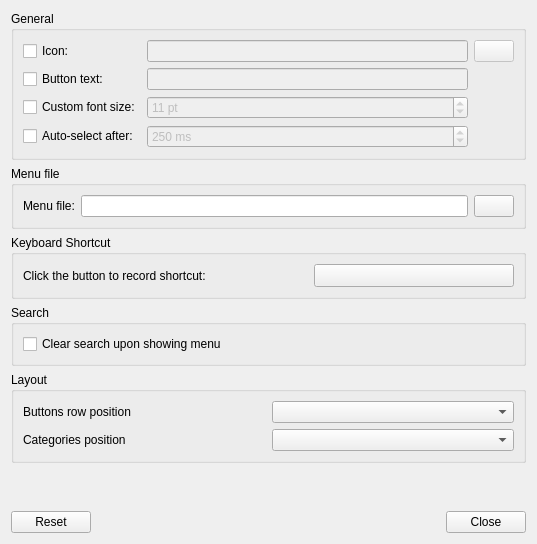
Qt form plugin-fancymenu/lxqtfancymenuconfiguration.ui (lxqt/lxqt-panel) before a commit.
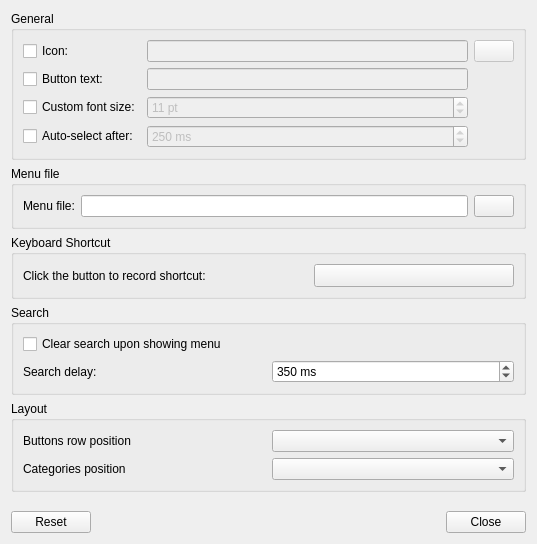
The same form after that commit. Custom widgets are drawn as their Qt base class.

Commit message:
fancy-menu: add setting for adjustable search delay instead of hardcoded 350ms
# Why
If you type fast and press enter quickly, you don't open the intended application because of the hardcoded 350ms delay. So I figured, why not just add a setting for that? Now you can adjust it as you want.

Diff of the .ui file:
```diff
--- a/plugin-fancymenu/lxqtfancymenuconfiguration.ui
+++ b/plugin-fancymenu/lxqtfancymenuconfiguration.ui
@@ -183,6 +183,32 @@
         </property>
        </widget>
       </item>
+      <item row="1" column="0">
+       <widget class="QLabel" name="searchDelayLabel">
+        <property name="text">
+         <string>Search delay:</string>
+        </property>
+       </widget>
+      </item>
+      <item row="1" column="1">
+       <widget class="QSpinBox" name="searchDelaySB">
+        <property name="suffix">
+         <string> ms</string>
+        </property>
+        <property name="minimum">
+         <number>0</number>
+        </property>
+        <property name="maximum">
+         <number>2000</number>
+        </property>
+        <property name="singleStep">
+         <number>50</number>
+        </property>
+        <property name="value">
+         <number>350</number>
+        </property>
+       </widget>
+      </item>
      </layout>
     </widget>
    </item>
```
The commit also changes 5 other files.
